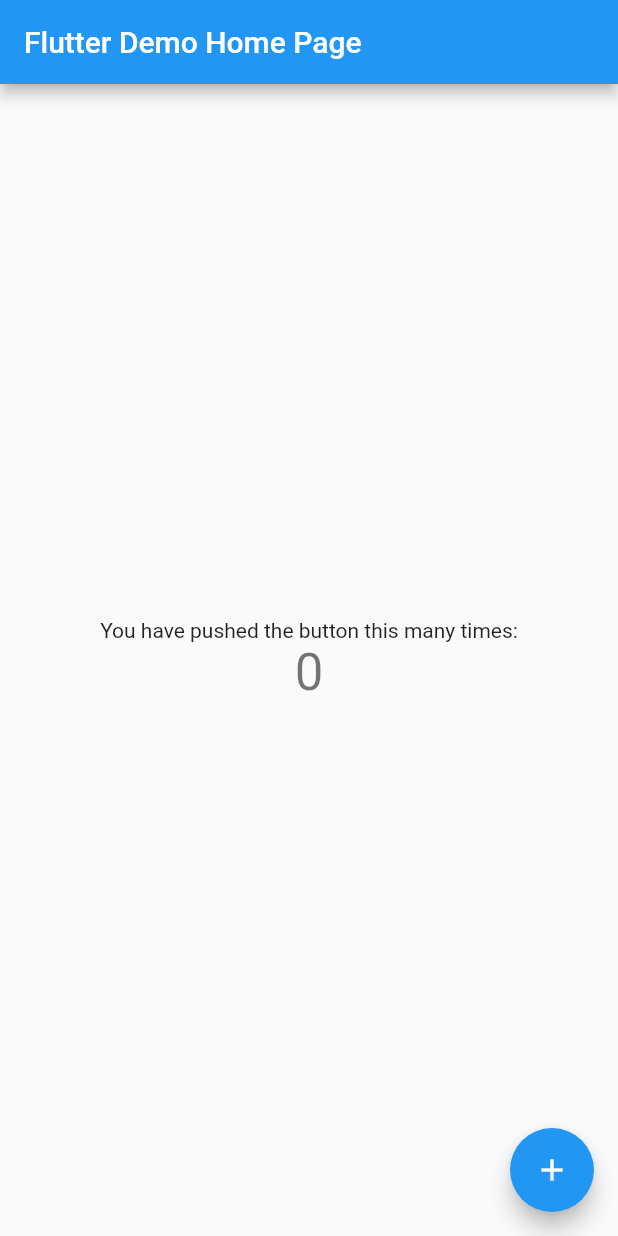
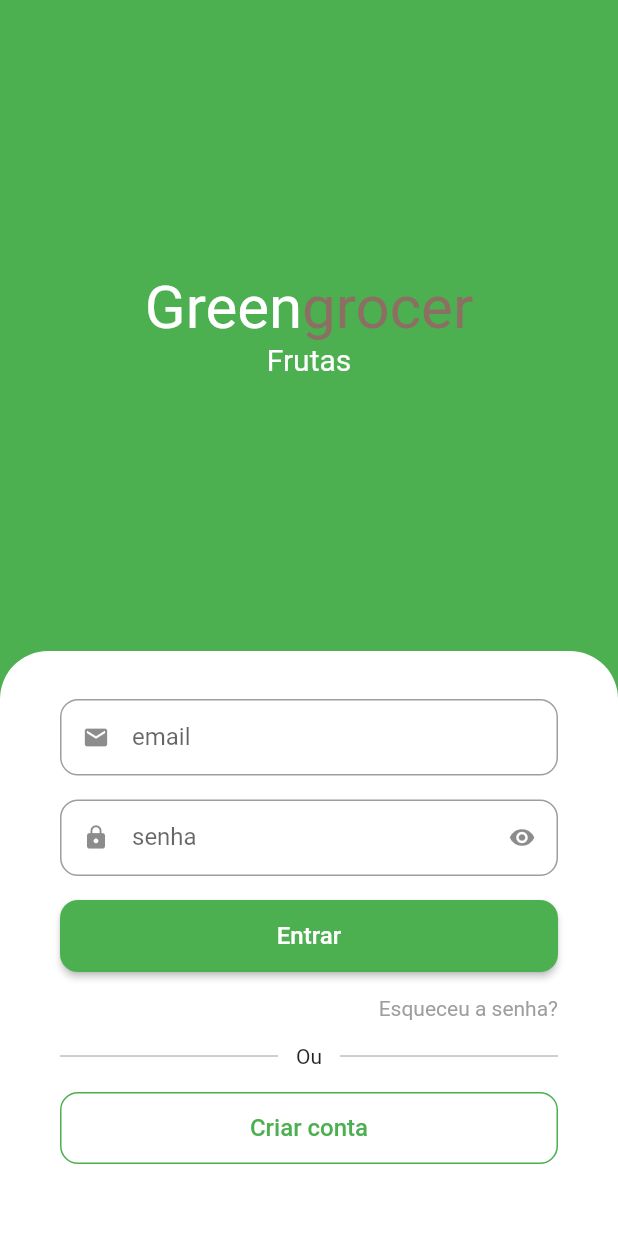
Before and after one commit to matmeirelles/green-grocery-course, a Flutter app: the screen it shows after launch, on a phone screen of 412 x 824 dp. Run offline on Flutter 3.47's test engine with Material 2 defaults, Android fonts, the phone set to English and light mode, and no system bars; drawn by our look-alikes of animated_text_kit.

Commit message:
sign in screen

```diff
--- /dev/null
+++ b/lib/common/foundations/app_shapes.dart
@@ -0,0 +1,10 @@
+mixin AppShapes {
+  static const shapeBorderRadiusNone = 0.0;
+  static const shapeBorderRadiusXs = 4.0;
+  static const shapeBorderRadiusSm = 8.0;
+  static const shapeBorderRadiusMd = 16.0;
+  static const shapeBorderRadiusLg = 24.0;
+  static const shapeBorderRadiusXLg = 32.0;
+  static const shapeBorderRadiusPill = 48.0;
+  static const shapeBorderRadiusCircle = double.infinity;
+}
--- /dev/null
+++ b/lib/common/foundations/app_sizes.dart
@@ -0,0 +1,14 @@
+mixin AppSizes {
+  static const sizesBase = 4.0;
+  static const sizesBase02 = sizesBase * 2;
+  static const sizesBase03 = sizesBase * 3;
+  static const sizesBase04 = sizesBase * 4;
+  static const sizesBase05 = sizesBase * 5;
+  static const sizesBase06 = sizesBase * 6;
+  static const sizesBase07 = sizesBase * 7;
+  static const sizesBase08 = sizesBase * 8;
+  static const sizesBase09 = sizesBase * 9;
+  static const sizesBase10 = sizesBase * 10;
+  static const sizesBase11 = sizesBase * 11;
+  static const sizesBase12 = sizesBase * 12;
+}
--- /dev/null
+++ b/lib/common/foundations/app_spacings.dart
@@ -0,0 +1,23 @@
+mixin AppSpacings {
+  static const spacingInnerBase = 4.0;
+  static const spacingInnerBase02 = 8.0;
+  static const spacingInnerBase03 = 12.0;
+  static const spacingInnerBase04 = 16.0;
+  static const spacingInnerBase05 = 20.0;
+  static const spacingInnerBase06 = 24.0;
+  static const spacingInnerBase08 = 32.0;
+  static const spacingInnerBase10 = 40.0;
+  static const spacingInnerBase12 = 48.0;
+  static const spacingInnerBase14 = 56.0;
+  static const spacingLayoutBase = 8.0;
+  static const spacingLayoutBase02 = 16.0;
+  static const spacingLayoutBase03 = 24.0;
+  static const spacingLayoutBase04 = 32.0;
+  static const spacingLayoutBase05 = 40.0;
+  static const spacingLayoutBase06 = 48.0;
+  static const spacingLayoutBase07 = 56.0;
+  static const spacingLayoutBase08 = 64.0;
+  static const spacingLayoutBase10 = 80.0;
+  static const spacingLayoutBase12 = 96.0;
+  static const spacingLayoutBase15 = 120.0;
+}
--- /dev/null
+++ b/lib/common/widgets/app_button.dart
@@ -0,0 +1,51 @@
+import 'package:flutter/material.dart';
+
+import '../foundations/app_sizes.dart';
+
+class AppButton extends StatelessWidget {
+  final String title;
+  final bool isSecondary;
+  const AppButton({
+    Key? key,
+    required this.title,
+    this.isSecondary = false,
+  }) : super(key: key);
+
+  @override
+  Widget build(BuildContext context) {
+    return SizedBox(
+      height: AppSizes.sizesBase12,
+      child: !isSecondary
+          ? ElevatedButton(
+              style: ElevatedButton.styleFrom(
+                shape: RoundedRectangleBorder(
+                  borderRadius: BorderRadius.circular(AppSizes.sizesBase03),
+                ),
+              ),
+              onPressed: () {},
+              child: Text(
+                title,
+                style: const TextStyle(
+                  fontSize: AppSizes.sizesBase04,
+                ),
+              ),
+            )
+          : OutlinedButton(
+              style: OutlinedButton.styleFrom(
+                  shape: RoundedRectangleBorder(
+                    borderRadius: BorderRadius.circular(AppSizes.sizesBase03),
+                  ),
+                  side: BorderSide(
+                    color: Theme.of(context).primaryColor,
+                  )),
+              onPressed: () {},
+              child: Text(
+                title,
+                style: const TextStyle(
+                  fontSize: AppSizes.sizesBase04,
+                ),
+              ),
+            ),
+    );
+  }
+}
--- /dev/null
+++ b/lib/common/widgets/app_text_field.dart
@@ -0,0 +1,56 @@
+import 'package:flutter/material.dart';
+
+class AppTextField extends StatefulWidget {
+  final double borderRadius;
+  final IconData? icon;
+  final String? label;
+  final bool isSecret;
+  final TextInputType keyboardType;
+  const AppTextField(
+      {Key? key,
+      this.borderRadius = 0.0,
+      this.icon,
+      this.label,
+      this.isSecret = false,
+      this.keyboardType = TextInputType.text})
+      : super(key: key);
+
+  @override
+  State<AppTextField> createState() => _AppTextFieldState();
+}
+
+class _AppTextFieldState extends State<AppTextField> {
+  bool? hideText;
+
+  @override
+  void initState() {
+    hideText = widget.isSecret;
+    super.initState();
+  }
+
+  @override
+  Widget build(BuildContext context) {
+    return TextFormField(
+      obscureText: hideText!,
+      keyboardType: widget.keyboardType,
+      decoration: InputDecoration(
+        isDense: true,
+        prefixIcon: widget.icon != null ? Icon(widget.icon) : null,
+        suffixIcon: widget.isSecret
+            ? IconButton(
+                onPressed: () {
+                  setState(() {
+                    hideText = !hideText!;
+                  });
+                },
+                icon: Icon(hideText! ? Icons.visibility : Icons.visibility_off),
+              )
+            : null,
+        labelText: widget.label,
+        border: OutlineInputBorder(
+          borderRadius: BorderRadius.circular(widget.borderRadius),
+        ),
+      ),
+    );
+  }
+}
--- /dev/null
+++ b/lib/features/auth/presentation/screens/sign_in_screen.dart
@@ -0,0 +1,153 @@
+import 'package:animated_text_kit/animated_text_kit.dart';
+import 'package:flutter/material.dart';
+import 'package:green_grocery_course/common/foundations/app_shapes.dart';
+import 'package:green_grocery_course/common/foundations/app_sizes.dart';
+import 'package:green_grocery_course/common/foundations/app_spacings.dart';
+import 'package:green_grocery_course/common/widgets/app_text_field.dart';
+import 'package:green_grocery_course/common/widgets/app_button.dart';
+
+class SignInScreen extends StatelessWidget {
+  const SignInScreen({super.key});
+
+  @override
+  Widget build(BuildContext context) {
+    return Scaffold(
+      backgroundColor: Theme.of(context).primaryColor,
+      body: Column(
+        children: [
+          Expanded(
+            child: Container(
+              color: Theme.of(context).primaryColor,
+              child: Column(
+                mainAxisAlignment: MainAxisAlignment.center,
+                children: <Widget>[
+                  Text.rich(TextSpan(
+                    style: const TextStyle(
+                      fontSize: AppSizes.sizesBase10,
+                    ),
+                    children: [
+                      const TextSpan(
+                        text: 'Green',
+                        style: TextStyle(
+                          color: Colors.white,
+                        ),
+                      ),
+                      TextSpan(
+                        text: 'grocer',
+                        style: TextStyle(
+                          color: Colors.brown[400],
+                        ),
+                      )
+                    ],
+                  )),
+                  SizedBox(
+                    height: AppSizes.sizesBase06,
+                    child: DefaultTextStyle(
+                      style: const TextStyle(fontSize: AppSizes.sizesBase05, color: Colors.white),
+                      child: AnimatedTextKit(
+                        pause: Duration.zero,
+                        repeatForever: true,
+                        animatedTexts: [
+                          FadeAnimatedText('Frutas'),
+                          FadeAnimatedText('Carnes'),
+                          FadeAnimatedText('Verduras'),
+                          FadeAnimatedText('Legumes'),
+                          FadeAnimatedText('Cereais'),
+                          FadeAnimatedText('Laticínios'),
+                          FadeAnimatedText('Frios'),
+                          FadeAnimatedText('Orgânicos'),
+                        ],
+                      ),
+                    ),
+                  ),
+                ],
+              ),
+            ),
+          ),
+          Container(
+            padding: const EdgeInsets.symmetric(
+              vertical: AppSpacings.spacingLayoutBase04,
+              horizontal: AppSpacings.spacingLayoutBase05,
+            ),
+            decoration: const BoxDecoration(
+              color: Color.fromRGBO(255, 255, 255, 1),
+              borderRadius: BorderRadius.vertical(
+                top: Radius.circular(AppShapes.shapeBorderRadiusXLg),
+              ),
+            ),
+            child: Column(
+              crossAxisAlignment: CrossAxisAlignment.stretch,
+              children: <Widget>[
+                const AppTextField(
+                  borderRadius: AppSizes.sizesBase03,
+                  icon: Icons.email,
+                  label: 'email',
+                ),
+                const SizedBox(
+                  height: AppSpacings.spacingInnerBase04,
+                ),
+                const AppTextField(
+                  borderRadius: AppSizes.sizesBase03,
+                  icon: Icons.lock,
+                  label: 'senha',
+                  isSecret: true,
+                ),
+                const SizedBox(
+                  height: AppSpacings.spacingInnerBase04,
+                ),
+                const AppButton(title: 'Entrar'),
+                const SizedBox(
+                  height: AppSpacings.spacingInnerBase04,
+                ),
+                Align(
+                  alignment: Alignment.centerRight,
+                  child: GestureDetector(
+                    onTap: () {},
+                    child: const Text(
+                      "Esqueceu a senha?",
+                      style: TextStyle(color: Colors.grey),
+                    ),
+                  ),
+                ),
+                const SizedBox(
+                  height: AppSpacings.spacingInnerBase04,
+                ),
+                Row(
+                  children: const <Widget>[
+                    Expanded(
+                      child: Divider(
+                        color: Colors.grey,
+                      ),
+                    ),
+                    SizedBox(
+                      width: AppSpacings.spacingInnerBase03,
+                    ),
+                    Text('Ou'),
+                    SizedBox(
+                      width: AppSpacings.spacingInnerBase03,
+                    ),
+                    Expanded(
+                      child: Divider(
+                        color: Colors.grey,
+                      ),
+                    ),
+                  ],
+                ),
+                const SizedBox(
+                  height: AppSpacings.spacingInnerBase04,
+                ),
+                const AppButton(
+                  title: 'Criar conta',
+                  isSecondary: true,
+                ),
+                const SizedBox(
+                  height: AppSpacings.spacingInnerBase04,
+                ),
+              ],
+            ),
+          ),
+        ],
+      ),
+    );
+  }
+}
--- a/lib/main.dart
+++ b/lib/main.dart
@@ -1,4 +1,6 @@
 import 'package:flutter/material.dart';
+
+import 'features/auth/presentation/screens/sign_in_screen.dart';
 
 void main() {
   runApp(const MyApp());
@@ -7,109 +9,16 @@
 class MyApp extends StatelessWidget {
   const MyApp({super.key});
 
-  // This widget is the root of your application.
   @override
   Widget build(BuildContext context) {
     return MaterialApp(
       title: 'Flutter Demo',
       theme: ThemeData(
-        // This is the theme of your application.
-        //
-        // Try running your application with "flutter run". You'll see the
-        // application has a blue toolbar. Then, without quitting the app, try
-        // changing the primarySwatch below to Colors.green and then invoke
-        // "hot reload" (press "r" in the console where you ran "flutter run",
-        // or simply save your changes to "hot reload" in a Flutter IDE).
-        // Notice that the counter didn't reset back to zero; the application
-        // is not restarted.
-        primarySwatch: Colors.blue,
+        primaryColor: Colors.green[500],
+        primarySwatch: Colors.green,
       ),
-      home: const MyHomePage(title: 'Flutter Demo Home Page'),
+      debugShowCheckedModeBanner: false,
+      home: const SignInScreen(),
     );
   }
 }
-
-class MyHomePage extends StatefulWidget {
-  const MyHomePage({super.key, required this.title});
-
-  // This widget is the home page of your application. It is stateful, meaning
-  // that it has a State object (defined below) that contains fields that affect
-  // how it looks.
-
-  // This class is the configuration for the state. It holds the values (in this
-  // case the title) provided by the parent (in this case the App widget) and
-  // used by the build method of the State. Fields in a Widget subclass are
-  // always marked "final".
-
-  final String title;
-
-  @override
-  State<MyHomePage> createState() => _MyHomePageState();
-}
-
-class _MyHomePageState extends State<MyHomePage> {
-  int _counter = 0;
-
-  void _incrementCounter() {
-    setState(() {
-      // This call to setState tells the Flutter framework that something has
-      // changed in this State, which causes it to rerun the build method below
-      // so that the display can reflect the updated values. If we changed
-      // _counter without calling setState(), then the build method would not be
-      // called again, and so nothing would appear to happen.
-      _counter++;
-    });
-  }
-
-  @override
-  Widget build(BuildContext context) {
-    // This method is rerun every time setState is called, for instance as done
-    // by the _incrementCounter method above.
-    //
-    // The Flutter framework has been optimized to make rerunning build methods
-    // fast, so that you can just rebuild anything that needs updating rather
-    // than having to individually change instances of widgets.
-    return Scaffold(
-      appBar: AppBar(
-        // Here we take the value from the MyHomePage object that was created by
-        // the App.build method, and use it to set our appbar title.
-        title: Text(widget.title),
-      ),
-      body: Center(
-        // Center is a layout widget. It takes a single child and positions it
-        // in the middle of the parent.
-        child: Column(
-          // Column is also a layout widget. It takes a list of children and
-          // arranges them vertically. By default, it sizes itself to fit its
-          // children horizontally, and tries to be as tall as its parent.
-          //
-          // Invoke "debug painting" (press "p" in the console, choose the
-          // "Toggle Debug Paint" action from the Flutter Inspector in Android
-          // Studio, or the "Toggle Debug Paint" command in Visual Studio Code)
-          // to see the wireframe for each widget.
-          //
-          // Column has various properties to control how it sizes itself and
-          // how it positions its children. Here we use mainAxisAlignment to
-          // center the children vertically; the main axis here is the vertical
-          // axis because Columns are vertical (the cross axis would be
-          // horizontal).
-          mainAxisAlignment: MainAxisAlignment.center,
-          children: <Widget>[
-            const Text(
-              'You have pushed the button this many times:',
-            ),
-            Text(
-              '$_counter',
-              style: Theme.of(context).textTheme.headline4,
-            ),
-          ],
-        ),
-      ),
-      floatingActionButton: FloatingActionButton(
-        onPressed: _incrementCounter,
-        tooltip: 'Increment',
-        child: const Icon(Icons.add),
-      ), // This trailing comma makes auto-formatting nicer for build methods.
-    );
-  }
-}
--- a/pubspec.yaml
+++ b/pubspec.yaml
@@ -36,6 +36,7 @@
   # The following adds the Cupertino Icons font to your application.
   # Use with the CupertinoIcons class for iOS style icons.
   cupertino_icons: ^1.0.2
+  animated_text_kit: ^4.2.2
 
 dev_dependencies:
   flutter_test:
```
Also changed, not shown: pubspec.lock, 1 other file.
